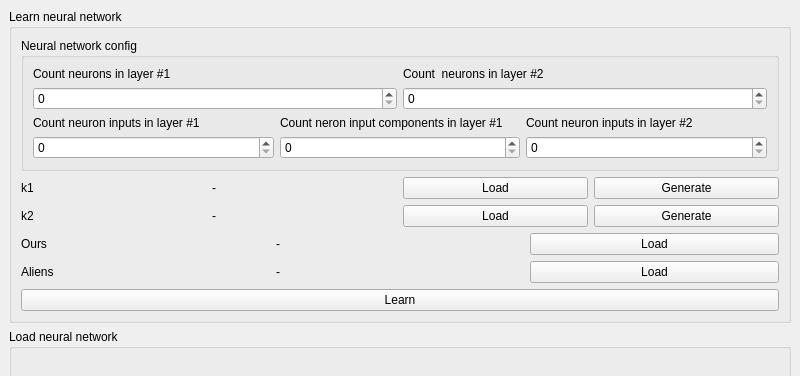
This is GUI/Resource/main.ui in LAdG/Biometric-AccessCode as Qt 5 draws it before an edit; both pictures show x 0 to 800 and y 0 to 376 of the 800 by 600 pixel window. The edited form follows.
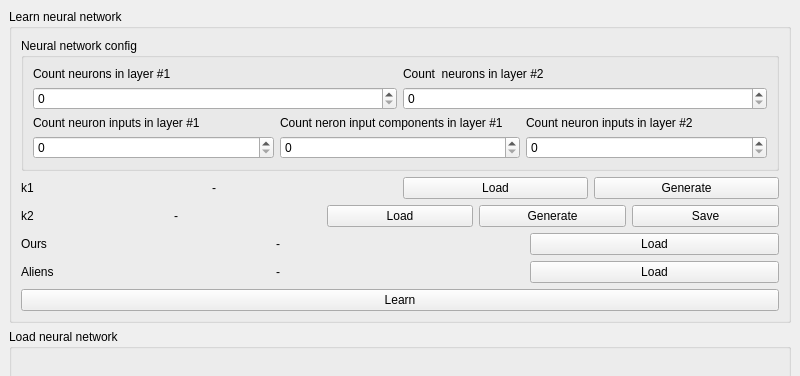
This is the edited form.

Diff of the .ui file:
```diff
--- a/GUI/Resource/main.ui
+++ b/GUI/Resource/main.ui
@@ -158,6 +158,13 @@
            </property>
           </widget>
          </item>
+         <item>
+          <widget class="QPushButton" name="k2_save_btn">
+           <property name="text">
+            <string>Save</string>
+           </property>
+          </widget>
+         </item>
         </layout>
        </item>
        <item>
```
